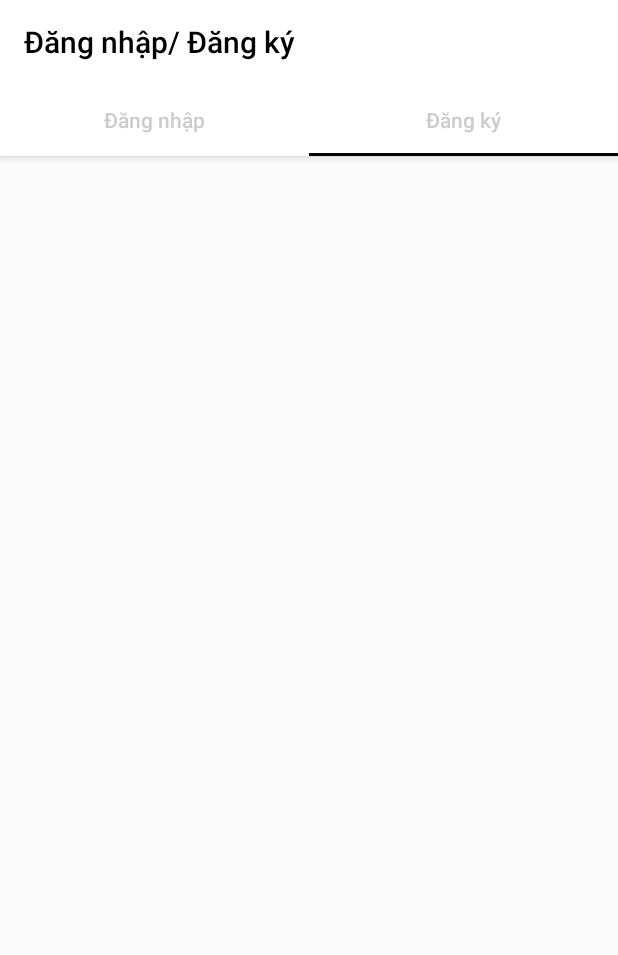
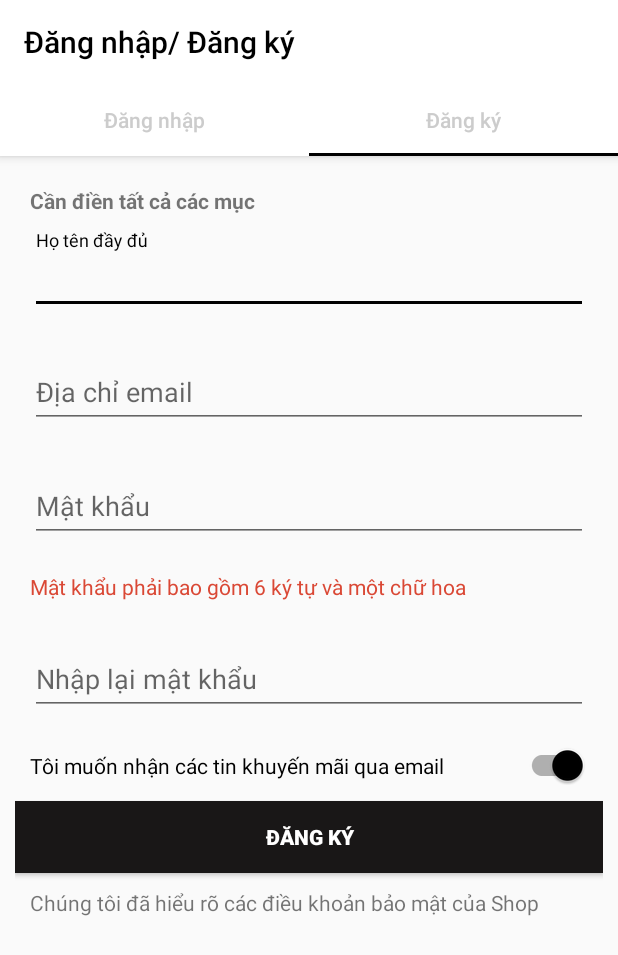
Before and after one commit to 15110079/Shop, an Android app: the DangNhapActivity screen opened directly, with no data from a screen before it, tab 2 chosen, on a phone screen of 412 x 824 dp. Shown: the top 955 px of the screen. Run offline under Robolectric (Android 15) with nearby library versions, the light colour scheme and no system bars.

Commit message:
thiet ke trang dang ky

```diff
--- a/App Code/DACK/OnlineShoppingApp/app/src/main/java/com/chautnm/onlineshoppingapp/View/DangNhap/Fragment/FragmentDangKy.java
+++ b/App Code/DACK/OnlineShoppingApp/app/src/main/java/com/chautnm/onlineshoppingapp/View/DangNhap/Fragment/FragmentDangKy.java
@@ -7,6 +7,8 @@ import android.view.LayoutInflater;
 import android.view.View;
 import android.view.ViewGroup;
 
+import com.chautnm.onlineshoppingapp.R;
+
 /**
  * Created by TOSHIBA on 5/20/2018.
  */
@@ -15,6 +17,7 @@ public class FragmentDangKy  extends Fragment {
     @Nullable
     @Override
     public View onCreateView(LayoutInflater inflater, @Nullable ViewGroup container, @Nullable Bundle savedInstanceState) {
-        return super.onCreateView(inflater, container, savedInstanceState);
+        View view= inflater.inflate(R.layout.layout_fragment_dangky,container,false);
+        return view;
     }
 }
--- a/App Code/DACK/OnlineShoppingApp/app/src/main/res/layout/layout_dangnhap.xml
+++ b/App Code/DACK/OnlineShoppingApp/app/src/main/res/layout/layout_dangnhap.xml
@@ -1,5 +1,5 @@
 <?xml version="1.0" encoding="utf-8"?>
-<LinearLayout
+<android.support.design.widget.CoordinatorLayout
     xmlns:android="http://schemas.android.com/apk/res/android"
     xmlns:app="http://schemas.android.com/apk/res-auto"
     android:orientation="vertical"
@@ -42,4 +42,4 @@
     </android.support.v4.view.ViewPager>
 
 
-</LinearLayout>
+</android.support.design.widget.CoordinatorLayout>
--- /dev/null
+++ b/App Code/DACK/OnlineShoppingApp/app/src/main/res/layout/layout_fragment_dangky.xml
@@ -0,0 +1,166 @@
+<?xml version="1.0" encoding="utf-8"?>
+<android.support.v4.widget.NestedScrollView
+    xmlns:android="http://schemas.android.com/apk/res/android"
+    xmlns:app="http://schemas.android.com/apk/res-auto"
+    android:layout_width="match_parent"
+    android:layout_height="match_parent"
+    >
+    <LinearLayout
+        android:orientation="vertical"
+        android:layout_width="match_parent"
+        android:layout_height="match_parent"
+        android:padding="10dp"
+        >
+
+        <TextView
+            android:layout_width="wrap_content"
+            android:layout_height="wrap_content"
+            android:text="Cần điền tất cả các mục"
+            android:textStyle="bold"
+            android:layout_marginTop="10dp"
+            android:layout_marginLeft="10dp"
+            android:layout_marginRight="10dp"
+            />
+
+        <android.support.design.widget.TextInputLayout
+            android:id="@+id/input_edHoTenDK"
+            android:layout_width="match_parent"
+            android:layout_height="wrap_content"
+            android:layout_margin="10dp"
+            >
+
+            <EditText
+                android:id="@+id/edHoTenDK"
+                android:layout_width="match_parent"
+                android:layout_height="wrap_content"
+                android:hint="Họ tên đầy đủ"
+                />
+
+        </android.support.design.widget.TextInputLayout>
+
+        <android.support.design.widget.TextInputLayout
+            android:id="@+id/input_edDiaChiEmailDK"
+            android:layout_width="match_parent"
+            android:layout_height="wrap_content"
+            android:layout_margin="10dp"
+            >
+
+            <EditText
+                android:id="@+id/edDiaChiEmailDK"
+                android:layout_width="match_parent"
+                android:layout_height="wrap_content"
+                android:hint="Địa chỉ email"
+                />
+
+        </android.support.design.widget.TextInputLayout>
+
+        <android.support.design.widget.TextInputLayout
+            android:id="@+id/input_edMatKhauDK"
+            android:layout_width="match_parent"
+            android:layout_height="wrap_content"
+            android:layout_margin="10dp"
+            >
+            <EditText
+                android:id="@+id/edMatKhauDK"
+                android:layout_width="match_parent"
+                android:layout_height="wrap_content"
+                android:hint="Mật khẩu"
+                android:inputType="textPassword"
+                />
+
+        </android.support.design.widget.TextInputLayout>
+
+        <TextView
+            android:layout_width="wrap_content"
+            android:layout_height="wrap_content"
+            android:text="Mật khẩu phải bao gồm 6 ký tự và một chữ hoa"
+            android:layout_margin="10dp"
+            android:textColor="@color/colorGoogle"
+            />
+
+        <android.support.design.widget.TextInputLayout
+            android:id="@+id/input_edNhapLaiMatKhauDK"
+            android:layout_width="match_parent"
+            android:layout_height="wrap_content"
+            android:layout_margin="10dp"
+            >
+            <EditText
+                android:id="@+id/edNhapLaiMatKhauDK"
+                android:layout_width="match_parent"
+                android:layout_height="wrap_content"
+                android:hint="Nhập lại mật khẩu"
+                android:inputType="textPassword"
+                />
+
+        </android.support.design.widget.TextInputLayout>
+
+        <android.support.v7.widget.SwitchCompat
+            android:id="@+id/sEmailDocQuyen"
+            android:layout_width="match_parent"
+            android:layout_height="wrap_content"
+            android:text="Tôi muốn nhận các tin khuyến mãi qua email"
+            android:checked="true"
+            android:layout_margin="10dp"
+            />
+
+        <Button
+            android:id="@+id/btnDangKy"
+            android:layout_width="match_parent"
+            android:layout_height="wrap_content"
+            android:text="Đăng Ký"
+            android:textStyle="bold"
+            android:textColor="@color/colorWhite"
+            android:padding="10dp"
+            android:background="@color/colorBlack2"
+            />
+
+        <TextView
+            android:layout_width="wrap_content"
+            android:layout_height="wrap_content"
+            android:text="Chúng tôi đã hiểu rõ các điều khoản bảo mật của Shop"
+            android:layout_margin="10dp"
+            />
+
+        <!--<TextView-->
+            <!--android:layout_width="match_parent"-->
+            <!--android:layout_height="wrap_content"-->
+            <!--android:text="Hoặc đăng đăng ký bằng"-->
+            <!--android:gravity="center"-->
+            <!--android:layout_marginTop="10dp"-->
+            <!--/>-->
+
+        <!--<LinearLayout-->
+            <!--android:layout_width="match_parent"-->
+            <!--android:layout_height="wrap_content"-->
+            <!--android:orientation="horizontal"-->
+            <!--&gt;-->
+
+            <!--<Button-->
+                <!--android:id="@+id/btnDangNhapFacebookDK"-->
+                <!--android:layout_width="match_parent"-->
+                <!--android:layout_height="wrap_content"-->
+                <!--android:drawableLeft="@drawable/facebookiconsmall"-->
+                <!--android:layout_weight="1"-->
+                <!--android:text="Facebook"-->
+                <!--android:background="@drawable/vienfacebook"-->
+                <!--android:textColor="@color/colorFacebook"-->
+                <!--android:layout_margin="10dp"-->
+                <!--/>-->
+
+            <!--<Button-->
+                <!--android:id="@+id/btnDangNhapGoogleDK"-->
+                <!--android:layout_width="match_parent"-->
+                <!--android:layout_height="wrap_content"-->
+                <!--android:drawableLeft="@drawable/googleplussmall"-->
+                <!--android:layout_weight="1"-->
+                <!--android:text="Google"-->
+                <!--android:textColor="@color/colorGoogle"-->
+                <!--android:background="@drawable/viengoogle"-->
+                <!--android:layout_margin="10dp"-->
+                <!--/>-->
+
+        <!--</LinearLayout>-->
+
+    </LinearLayout>
+
+</android.support.v4.widget.NestedScrollView>
--- a/App Code/DACK/OnlineShoppingApp/app/src/main/res/layout/layout_fragment_dangnhap.xml
+++ b/App Code/DACK/OnlineShoppingApp/app/src/main/res/layout/layout_fragment_dangnhap.xml
@@ -14,6 +14,7 @@
         android:layout_margin="10dp"
         >
         <EditText
+            android:id="@+id/edDiaChiEmailDangNhap"
             android:layout_width="match_parent"
             android:layout_height="match_parent"
             android:hint="Địa chỉ email"/>
@@ -27,9 +28,11 @@
         android:layout_margin="10dp"
         >
         <EditText
+            android:id="@+id/edMatKhauDangNhap"
             android:layout_width="match_parent"
             android:layout_height="match_parent"
-            android:hint="Mật khẩu"/>
+            android:hint="Mật khẩu"
+            android:inputType="textPassword"/>
 
 
     </android.support.design.widget.TextInputLayout>
@@ -39,7 +42,7 @@
         android:layout_width="match_parent"
         android:layout_height="wrap_content"
         android:text="Quên mật khẩu ?"
-        android:textColorHint="@color/colorBlack"
+        android:textColorHint="@color/colorGoogle"
         android:gravity="right"
         android:layout_margin="10dp"
         />
@@ -50,49 +53,49 @@
         android:layout_height="wrap_content"
         android:text="Đăng nhập"
         android:textStyle="bold"
-        android:textColor="@color/colorBlack"
+        android:textColor="@color/colorWhite"
         android:layout_margin="10dp"
-        android:background="@color/colorWhite"
+        android:background="@color/colorBlack2"
         />
 
-    <TextView
-        android:layout_width="match_parent"
-        android:layout_height="wrap_content"
-        android:text="Hoặc đăng nhập bằng"
-        android:gravity="center"
-        android:layout_marginTop="10dp"
-        />
+    <!--<TextView-->
+        <!--android:layout_width="match_parent"-->
+        <!--android:layout_height="wrap_content"-->
+        <!--android:text="Hoặc đăng nhập bằng"-->
+        <!--android:gravity="center"-->
+        <!--android:layout_marginTop="10dp"-->
+        <!--/>-->
 
-    <LinearLayout
-        android:layout_width="match_parent"
-        android:layout_height="wrap_content"
-        android:orientation="horizontal"
-        >
+    <!--<LinearLayout-->
+        <!--android:layout_width="match_parent"-->
+        <!--android:layout_height="wrap_content"-->
+        <!--android:orientation="horizontal"-->
+        <!--&gt;-->
 
-        <Button
-            android:id="@+id/btnDangNhapFacebook"
-            android:layout_width="match_parent"
-            android:layout_height="wrap_content"
-            android:drawableLeft="@drawable/facebookiconsmall"
-            android:layout_weight="1"
-            android:text="Facebook"
-            android:background="@drawable/vienfacebook"
-            android:textColor="@color/colorFacebook"
-            android:layout_margin="10dp"
-            />
+        <!--<Button-->
+            <!--android:id="@+id/btnDangNhapFacebook"-->
+            <!--android:layout_width="match_parent"-->
+            <!--android:layout_height="wrap_content"-->
+            <!--android:drawableLeft="@drawable/facebookiconsmall"-->
+            <!--android:layout_weight="1"-->
+            <!--android:text="Facebook"-->
+            <!--android:background="@drawable/vienfacebook"-->
+            <!--android:textColor="@color/colorFacebook"-->
+            <!--android:layout_margin="10dp"-->
+            <!--/>-->
 
-        <Button
-            android:id="@+id/btnDangNhapGoogle"
-            android:layout_width="match_parent"
-            android:layout_height="wrap_content"
-            android:drawableLeft="@drawable/googleplussmall"
-            android:layout_weight="1"
-            android:text="Google"
-            android:textColor="@color/colorGoogle"
-            android:background="@drawable/viengoogle"
-            android:layout_margin="10dp"
-            />
+        <!--<Button-->
+            <!--android:id="@+id/btnDangNhapGoogle"-->
+            <!--android:layout_width="match_parent"-->
+            <!--android:layout_height="wrap_content"-->
+            <!--android:drawableLeft="@drawable/googleplussmall"-->
+            <!--android:layout_weight="1"-->
+            <!--android:text="Google"-->
+            <!--android:textColor="@color/colorGoogle"-->
+            <!--android:background="@drawable/viengoogle"-->
+            <!--android:layout_margin="10dp"-->
+            <!--/>-->
 
-    </LinearLayout>
+    <!--</LinearLayout>-->
 
 </LinearLayout>
--- a/App Code/DACK/OnlineShoppingApp/app/src/main/res/values/colors.xml
+++ b/App Code/DACK/OnlineShoppingApp/app/src/main/res/values/colors.xml
@@ -16,5 +16,6 @@
     <color name="colorGreen">#38f734</color>
     <color name="colorSliderInActive">#8095a1</color>
     <color name="colorPink">#f24646</color>
+    <color name="colorBlack2">#191717</color>
 
 </resources>
```
